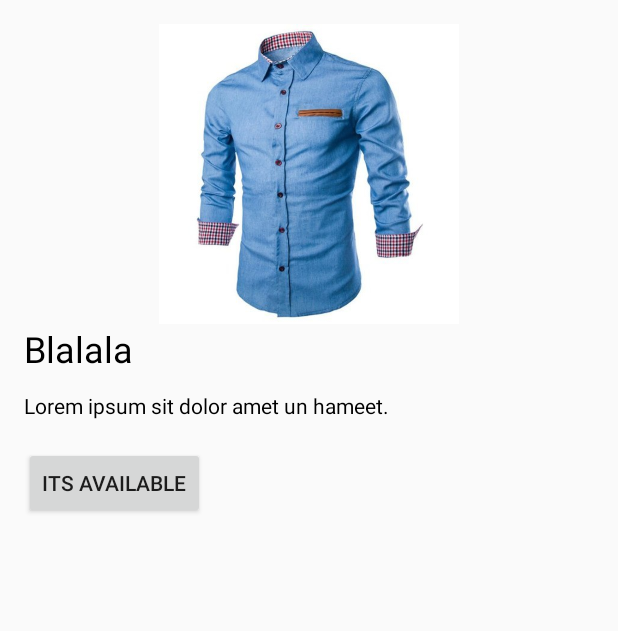
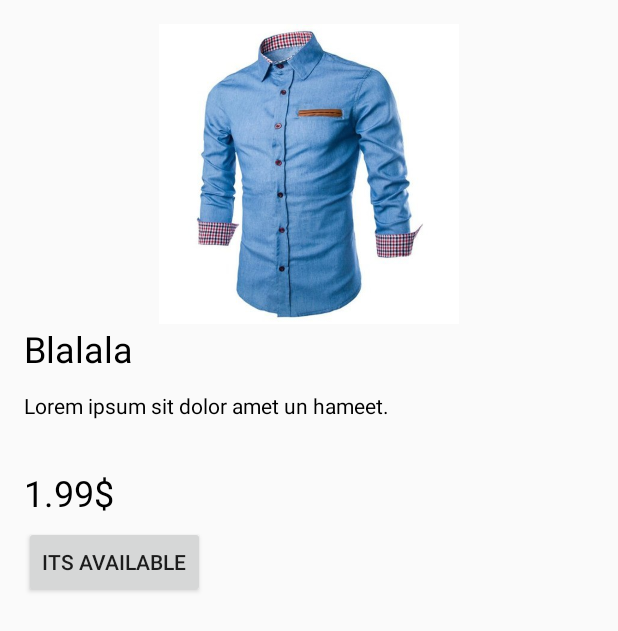
Before and after one commit to iggy228/Iggy_shop, an Android app: the layout product_details.xml on its own in the app's theme, with its tools: preview values and no code run, on a phone screen of 412 x 824 dp. Shown: the top 631 px of the screen. Run offline under Robolectric (Android 15) with nearby library versions, the phone set to English and light mode, and no system bars.

Commit message:
Zrobenie async request a uprava product_details.xml

```diff
--- a/app/build.gradle
+++ b/app/build.gradle
@@ -34,6 +34,8 @@ dependencies {
     implementation "androidx.drawerlayout:drawerlayout:1.1.1"
     implementation 'com.google.android.material:material:1.2.1'
     implementation 'com.squareup.picasso:picasso:2.8'
+    implementation "org.jetbrains.anko:anko:0.10.8"
+    implementation 'com.google.code.gson:gson:2.8.6'
     testImplementation 'junit:junit:4.12'
     androidTestImplementation 'androidx.test.ext:junit:1.1.2'
     androidTestImplementation 'androidx.test.espresso:espresso-core:3.3.0'
--- a/app/src/main/java/sk/iggy/myecommerce/ProductDetails.kt
+++ b/app/src/main/java/sk/iggy/myecommerce/ProductDetails.kt
@@ -3,6 +3,7 @@ package sk.iggy.myecommerce
 import android.os.Bundle
 import androidx.appcompat.app.AlertDialog
 import androidx.appcompat.app.AppCompatActivity
+import com.squareup.picasso.Picasso
 import kotlinx.android.synthetic.main.product_details.*
 
 class ProductDetails : AppCompatActivity() {
@@ -14,6 +15,11 @@ class ProductDetails : AppCompatActivity() {
         val title = intent.getStringExtra("name")
         product_title.text = title
 
+        Picasso.get().load(intent.getStringExtra("photoUrl")).into(product_image)
+
+        val price = "${intent.getStringExtra("price")}$"
+        product_price.text = price
+
         product_availability.setOnClickListener {
             AlertDialog.Builder(this).setMessage("This $title is out of stock!")
                 .setPositiveButton("OK") { _, _ -> }
--- a/app/src/main/java/sk/iggy/myecommerce/ProductsAdapter.kt
+++ b/app/src/main/java/sk/iggy/myecommerce/ProductsAdapter.kt
@@ -10,7 +10,7 @@ import androidx.recyclerview.widget.RecyclerView
 import com.squareup.picasso.Picasso
 import sk.iggy.myecommerce.model.Product
 
-class ProductsAdapter(private val products: ArrayList<Product>) : RecyclerView.Adapter<ProductsAdapter.ViewHolder>() {
+class ProductsAdapter(private val products: List<Product>) : RecyclerView.Adapter<ProductsAdapter.ViewHolder>() {
 
     class ViewHolder(itemView: View) : RecyclerView.ViewHolder(itemView) {
         val image: ImageView = itemView.findViewById(R.id.photo)
@@ -24,6 +24,8 @@ class ProductsAdapter(private val products: ArrayList<Product>) : RecyclerView.A
         view.setOnClickListener {
             val intent = Intent(parent.context, ProductDetails::class.java)
             intent.putExtra("name", products[holder.adapterPosition].title)
+            intent.putExtra("photoUrl", products[holder.adapterPosition].photoUrl)
+            intent.putExtra("price", products[holder.adapterPosition].price.toString())
             parent.context.startActivity(intent)
         }
         return holder
--- a/app/src/main/java/sk/iggy/myecommerce/model/Product.kt
+++ b/app/src/main/java/sk/iggy/myecommerce/model/Product.kt
@@ -1,7 +1,11 @@
 package sk.iggy.myecommerce.model
 
+import com.google.gson.annotations.SerializedName
+
 data class Product(
+    @SerializedName("name")
     val title: String,
+    @SerializedName("photo_url")
     val photoUrl: String,
     val price: Double
 )
--- a/app/src/main/res/layout/product_details.xml
+++ b/app/src/main/res/layout/product_details.xml
@@ -37,13 +37,25 @@
         app:layout_constraintLeft_toLeftOf="parent"
         app:layout_constraintRight_toRightOf="parent"/>
 
+    <TextView
+        android:id="@+id/product_price"
+        android:layout_width="wrap_content"
+        android:layout_height="wrap_content"
+        android:textColor="@color/mainTextColor"
+        android:text="1.99$"
+        android:textSize="24sp"
+        android:layout_marginTop="32dp"
+        app:layout_constraintTop_toBottomOf="@id/product_text"
+        app:layout_constraintBottom_toTopOf="@id/product_availability"
+        app:layout_constraintLeft_toLeftOf="parent"/>
+
     <Button
         android:id="@+id/product_availability"
         android:layout_width="wrap_content"
         android:layout_height="wrap_content"
         android:text="@string/available_btn"
-        android:layout_marginTop="18dp"
-        app:layout_constraintTop_toBottomOf="@id/product_text"
+        android:layout_marginTop="6dp"
+        app:layout_constraintTop_toBottomOf="@id/product_price"
         app:layout_constraintLeft_toLeftOf="parent" />
 
 </androidx.constraintlayout.widget.ConstraintLayout>
```
Also changed, not shown: app/src/main/java/sk/iggy/myecommerce/FragmentMain.kt (+15 -5 lines).
